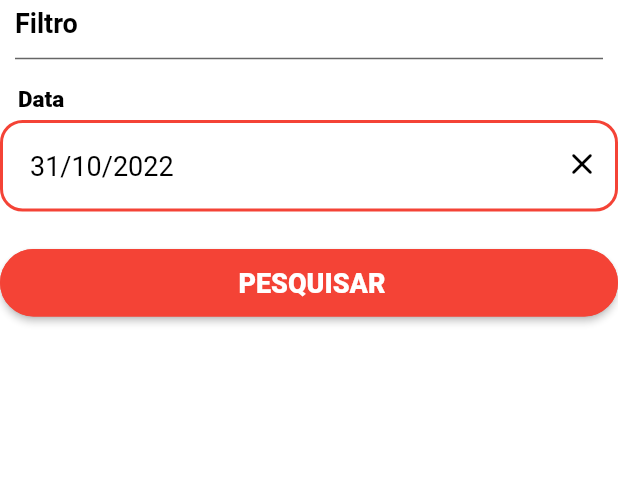
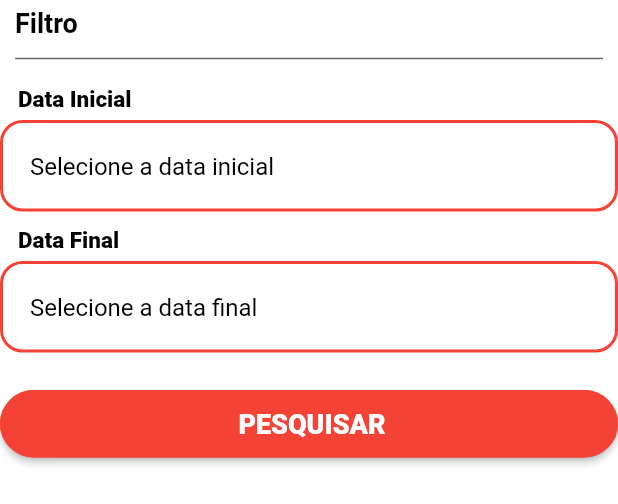
Before and after one commit to victor-welter/monitoramentoEnergia-Mobile, a Flutter app: the ContentFiltroMonitoramento widget shown alone on an empty page, opened directly, on a phone screen of 412 x 824 dp. Shown: the top 504 px of the screen. Run offline on Flutter 3.47's test engine with Material 2 defaults, Android fonts, the phone set to English and light mode, and no system bars; drawn by our look-alikes of auto_size_text; our stand-ins replace connectivity_plus, dio, flutter_mobx, flutter_secure_storage, flutter_svg, get_it and 4 more; missing offline and left inert: age_calculator, local_auth_android, open_settings; accounts and stored records are empty; generated files the repository leaves out were written again; network calls fail.

Commit message:
Alterado filtros dos monitoramentos

```diff
--- a/lib/widgets/dialog-content/content_filtro_monitoramento.dart
+++ b/lib/widgets/dialog-content/content_filtro_monitoramento.dart
@@ -29,7 +29,8 @@ class _ContentFiltroMonitoramentoState
   final _filters = getIt<FiltrosStore>().monitoramento;
 
   final _codigoOrigemController = TextEditingController();
-  final _dataController = TextEditingController();
+  final _dataInicialController = TextEditingController();
+  final _dataFinalController = TextEditingController();
 
   @override
   void initState() {
@@ -40,38 +41,14 @@ class _ContentFiltroMonitoramentoState
 
   void _setFilters() {
     _codigoOrigemController.text = _filters.codigoOrigem ?? '';
-    _dataController.text = dateFormatBR(_filters.data) ?? '';
+    _dataInicialController.text = dateFormatBR(_filters.dataInicial) ?? '';
+    _dataFinalController.text = dateFormatBR(_filters.dataFinal) ?? '';
   }
 
-  // Widget? _limpaCodigoOrigem() {
-  //   return Observer(
-  //     builder: (_) {
-  //       if (_filters.codigoOrigem == null || _filters.codigoOrigem!.isEmpty) {
-  //         return const SizedBox();
-  //       }
-
-  //       return CsIconButton(
-  //         child: CsIcon(
-  //           icon: Icons.close_rounded,
-  //           color: Theme.of(getIt<BuildContext>()).colorScheme.primaryContainer,
-  //         ),
-  //         onPressed: () {
-  //           FocusScope.of(context).unfocus();
-
-  //           _filters.setCodigoOrigem(null);
-  //           _codigoOrigemController.clear();
-
-  //           widget.onSearch!();
-  //         },
-  //       );
-  //     },
-  //   );
-  // }
-
-  Widget? _limpaData() {
+  Widget? _limpaDataInicial() {
     return Observer(
       builder: (_) {
-        if (_filters.data == null) {
+        if (_filters.dataInicial == null) {
           return const SizedBox();
         }
 
@@ -83,8 +60,33 @@ class _ContentFiltroMonitoramentoState
           onPressed: () {
             FocusScope.of(context).unfocus();
 
-            _filters.setData(DateTime.now());
-            _dataController.text = dateFormatBR(_filters.data)!;
+            _filters.setDataInicial(null);
+            _dataInicialController.clear();
+
+            widget.onSearch!();
+          },
+        );
+      },
+    );
+  }
+
+  Widget? _limpaDataFinal() {
+    return Observer(
+      builder: (_) {
+        if (_filters.dataFinal == null) {
+          return const SizedBox();
+        }
+
+        return CsIconButton(
+          child: CsIcon(
+            icon: Icons.close_rounded,
+            color: Theme.of(getIt<BuildContext>()).colorScheme.primaryContainer,
+          ),
+          onPressed: () {
+            FocusScope.of(context).unfocus();
+
+            _filters.setDataFinal(null);
+            _dataFinalController.clear();
 
             widget.onSearch!();
           },
@@ -94,18 +96,36 @@ class _ContentFiltroMonitoramentoState
   }
 
   /// Seleciona a Data
-  Future<void> _onTapData() async {
+  Future<void> _onTapDataInicial() async {
     FocusScope.of(context).unfocus();
 
     DateTime? data = await getDate(
       firstDate: DateTime.now().add(const Duration(days: -365)),
       lastDate: DateTime.now(),
-      initialDate: _filters.data,
+      initialDate: _filters.dataInicial,
     );
 
     if (data != null) {
-      _dataController.text = dateFormatBR(data)!;
-      _filters.setData(data);
+      _dataInicialController.text = dateFormatBR(data)!;
+      _filters.setDataInicial(data);
+
+      widget.onSearch!();
+    }
+  }
+
+  /// Seleciona a Data Final
+  Future<void> _onTapDataFinal() async {
+    FocusScope.of(context).unfocus();
+
+    DateTime? data = await getDate(
+      firstDate: DateTime.now().add(const Duration(days: -365)),
+      lastDate: DateTime.now(),
+      initialDate: _filters.dataFinal,
+    );
+
+    if (data != null) {
+      _dataFinalController.text = dateFormatBR(data)!;
+      _filters.setDataFinal(data);
 
       widget.onSearch!();
     }
@@ -118,25 +138,22 @@ class _ContentFiltroMonitoramentoState
       children: [
         const CsHeaderContent(label: 'Filtro'),
 
-        // CsTextFormField(
-        //   label: 'Código',
-        //   hintText: 'Informe o Código',
-        //   onChanged: (codigoOrigem) {
-        //     _filters.setCodigoOrigem(codigoOrigem);
-
-        //     widget.onSearch!();
-        //   },
-        //   controller: _codigoOrigemController,
-        //   suffixIcon: _limpaCodigoOrigem(),
-        // ),
+        CsTextFormField(
+          onTap: _onTapDataInicial,
+          label: 'Data Inicial',
+          hintText: 'Selecione a data inicial',
+          controller: _dataInicialController,
+          enabled: false,
+          suffixIcon: _limpaDataInicial(),
+        ),
 
         CsTextFormField(
-          onTap: _onTapData,
-          label: 'Data',
-          hintText: 'Informe a Data',
-          controller: _dataController,
+          onTap: _onTapDataFinal,
+          label: 'Data Final',
+          hintText: 'Selecione a data final',
+          controller: _dataFinalController,
           enabled: false,
-          suffixIcon: _limpaData(),
+          suffixIcon: _limpaDataFinal(),
         ),
 
         const SizedBox(height: 25),
```
Also changed, not shown: lib/database/controllers/db_monitoramento_controller.dart (+13 -2 lines), lib/models/filtros/filtros_monitoramento.dart (+17 -5 lines), lib/models/filtros/filtros_monitoramento.g.dart.
